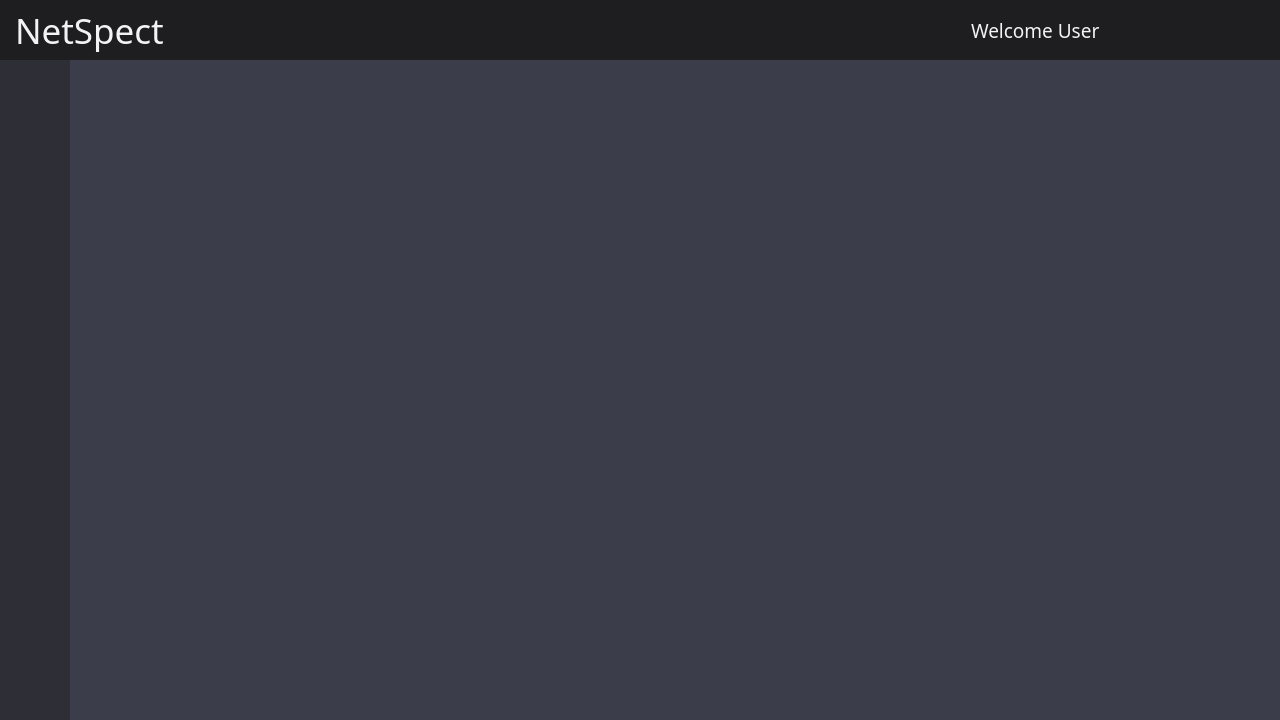
Qt form src/interface/NetSpect.ui (Shayhha/NetSpect) before a commit.
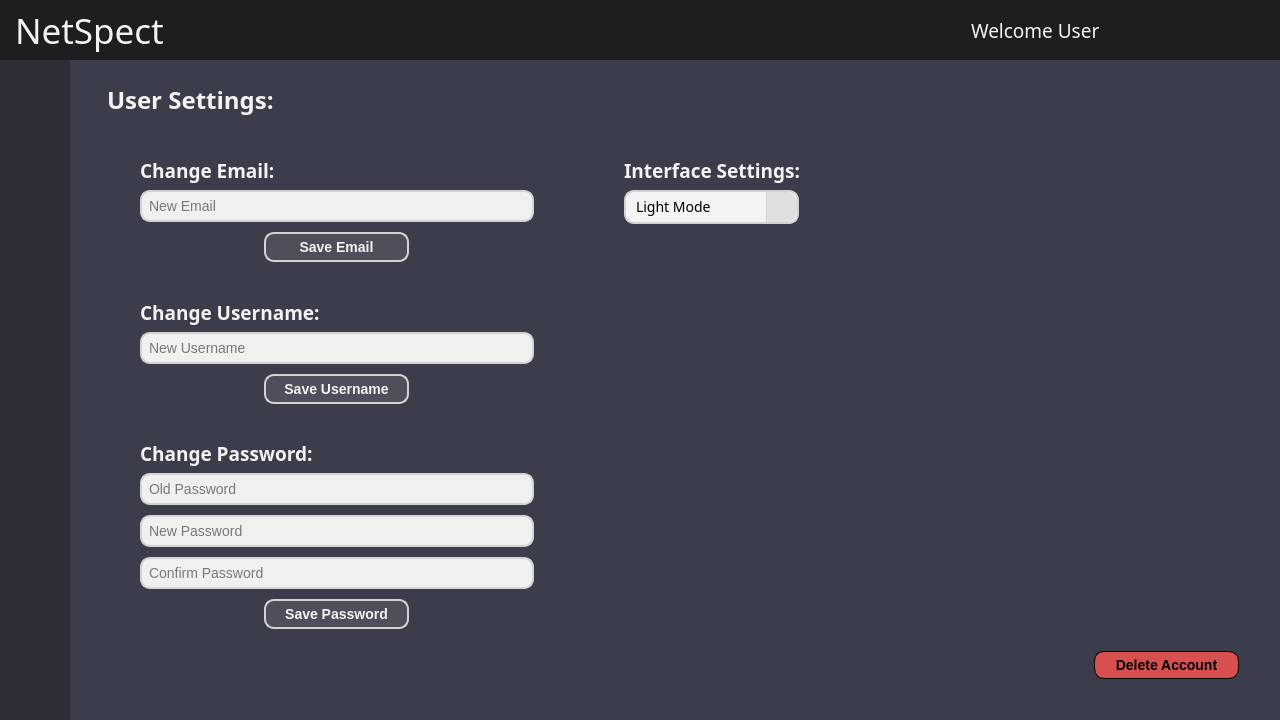
The same form after that commit. The open tabs and pages were chosen to show the change. Icons and pictures are not drawn.

Commit message: Adding design for the settings window, added two more images for drop down menues

```diff
--- a/src/interface/NetSpect.ui
+++ b/src/interface/NetSpect.ui
@@ -901,7 +901,662 @@
     </widget>
     <widget class="QWidget" name="reportPage"/>
     <widget class="QWidget" name="infoPage"/>
-    <widget class="QWidget" name="settingsPage"/>
+    <widget class="QWidget" name="settingsPage">
+     <widget class="QFrame" name="settingsHorizontalFrame">
+      <property name="geometry">
+       <rect>
+        <x>0</x>
+        <y>0</y>
+        <width>1209</width>
+        <height>659</height>
+       </rect>
+      </property>
+      <layout class="QHBoxLayout" name="horizontalLayout_6">
+       <property name="spacing">
+        <number>20</number>
+       </property>
+       <property name="leftMargin">
+        <number>20</number>
+       </property>
+       <property name="topMargin">
+        <number>20</number>
+       </property>
+       <property name="rightMargin">
+        <number>20</number>
+       </property>
+       <property name="bottomMargin">
+        <number>20</number>
+       </property>
+       <item>
+        <widget class="QFrame" name="settingsLeftVerticalFrame">
+         <layout class="QVBoxLayout" name="verticalLayout_8">
+          <property name="spacing">
+           <number>20</number>
+          </property>
+          <property name="leftMargin">
+           <number>0</number>
+          </property>
+          <property name="topMargin">
+           <number>0</number>
+          </property>
+          <property name="rightMargin">
+           <number>0</number>
+          </property>
+          <property name="bottomMargin">
+           <number>0</number>
+          </property>
+          <item>
+           <widget class="QLabel" name="userSettingsLabel">
+            <property name="minimumSize">
+             <size>
+              <width>185</width>
+              <height>40</height>
+             </size>
+            </property>
+            <property name="font">
+             <font>
+              <family>Cairo</family>
+              <pointsize>18</pointsize>
+              <weight>75</weight>
+              <bold>true</bold>
+             </font>
+            </property>
+            <property name="cursor">
+             <cursorShape>ArrowCursor</cursorShape>
+            </property>
+            <property name="styleSheet">
+             <string notr="true">#userSettingsLabel {
+padding-left: 10px;
+color: #f3f3f3;
+}</string>
+            </property>
+            <property name="text">
+             <string>User Settings:</string>
+            </property>
+           </widget>
+          </item>
+          <item>
+           <widget class="QFrame" name="horizontalFrame">
+            <layout class="QHBoxLayout" name="horizontalLayout_7">
+             <property name="spacing">
+              <number>20</number>
+             </property>
+             <property name="leftMargin">
+              <number>0</number>
+             </property>
+             <property name="topMargin">
+              <number>0</number>
+             </property>
+             <property name="rightMargin">
+              <number>0</number>
+             </property>
+             <property name="bottomMargin">
+              <number>0</number>
+             </property>
+             <item>
+              <widget class="QFrame" name="settingsChangeVerticalFrame">
+               <property name="styleSheet">
+                <string notr="true"/>
+               </property>
+               <layout class="QVBoxLayout" name="verticalLayout_7">
+                <property name="spacing">
+                 <number>0</number>
+                </property>
+                <property name="leftMargin">
+                 <number>50</number>
+                </property>
+                <property name="topMargin">
+                 <number>10</number>
+                </property>
+                <property name="rightMargin">
+                 <number>50</number>
+                </property>
+                <property name="bottomMargin">
+                 <number>40</number>
+                </property>
+                <item>
+                 <widget class="QLabel" name="changeEmailLabel">
+                  <property name="minimumSize">
+                   <size>
+                    <width>0</width>
+                    <height>40</height>
+                   </size>
+                  </property>
+                  <property name="font">
+                   <font>
+                    <family>Cairo</family>
+                    <pointsize>14</pointsize>
+                    <weight>75</weight>
+                    <bold>true</bold>
+                   </font>
+                  </property>
+                  <property name="styleSheet">
+                   <string notr="true">#changeEmailLabel {
+color: #f3f3f3
+}</string>
+                  </property>
+                  <property name="text">
+                   <string>Change Email:</string>
+                  </property>
+                 </widget>
+                </item>
+                <item>
+                 <widget class="QLineEdit" name="emailLineEdit">
+                  <property name="styleSheet">
+                   <string notr="true">#emailLineEdit {
+    background-color: #f0f0f0; 
+    border: 2px solid lightgray;  
+    border-radius: 10px;         
+    padding: 5px;              
+    font-size: 14px;            
+    color: black;             
+	margin-bottom: 10px;
+}</string>
+                  </property>
+                  <property name="text">
+                   <string/>
+                  </property>
+                  <property name="placeholderText">
+                   <string>New Email</string>
+                  </property>
+                 </widget>
+                </item>
+                <item>
+                 <layout class="QHBoxLayout" name="emailButonHorizontalLayout">
+                  <item>
+                   <widget class="QPushButton" name="emailPushButton">
+                    <property name="maximumSize">
+                     <size>
+                      <width>145</width>
+                      <height>16777215</height>
+                     </size>
+                    </property>
+                    <property name="cursor">
+                     <cursorShape>PointingHandCursor</cursorShape>
+                    </property>
+                    <property name="styleSheet">
+                     <string notr="true">#emailPushButton  {
+    background-color: #4E4F5A; 
+    border: 2px solid lightgray;  
+    border-radius: 10px;         
+    padding: 5px;              
+    font-size: 14px; 
+	font-weight: bold;          
+    color: #f3f3f3;       
+}</string>
+                    </property>
+                    <property name="text">
+                     <string>Save Email</string>
+                    </property>
+                   </widget>
+                  </item>
+                 </layout>
+                </item>
+                <item>
+                 <spacer name="verticalSpacer_4">
+                  <property name="orientation">
+                   <enum>Qt::Vertical</enum>
+                  </property>
+                  <property name="sizeHint" stdset="0">
+                   <size>
+                    <width>20</width>
+                    <height>40</height>
+                   </size>
+                  </property>
+                 </spacer>
+                </item>
+                <item>
+                 <widget class="QLabel" name="changeUsernameLabel">
+                  <property name="minimumSize">
+                   <size>
+                    <width>0</width>
+                    <height>40</height>
+                   </size>
+                  </property>
+                  <property name="font">
+                   <font>
+                    <family>Cairo</family>
+                    <pointsize>14</pointsize>
+                    <weight>75</weight>
+                    <bold>true</bold>
+                   </font>
+                  </property>
+                  <property name="styleSheet">
+                   <string notr="true">#changeUsernameLabel {
+color: #f3f3f3
+}</string>
+                  </property>
+                  <property name="text">
+                   <string>Change Username:</string>
+                  </property>
+                 </widget>
+                </item>
+                <item>
+                 <widget class="QLineEdit" name="usernameLineEdit">
+                  <property name="styleSheet">
+                   <string notr="true">#usernameLineEdit {
+    background-color: #f0f0f0; 
+    border: 2px solid lightgray;  
+    border-radius: 10px;         
+    padding: 5px;              
+    font-size: 14px;            
+    color: black;             
+	margin-bottom: 10px;
+}</string>
+                  </property>
+                  <property name="text">
+                   <string/>
+                  </property>
+                  <property name="placeholderText">
+                   <string>New Username</string>
+                  </property>
+                 </widget>
+                </item>
+                <item>
+                 <layout class="QHBoxLayout" name="usernameButtonHorizontalLayout">
+                  <item>
+                   <widget class="QPushButton" name="usernamePushButton">
+                    <property name="maximumSize">
+                     <size>
+                      <width>145</width>
+                      <height>16777215</height>
+                     </size>
+                    </property>
+                    <property name="cursor">
+                     <cursorShape>PointingHandCursor</cursorShape>
+                    </property>
+                    <property name="styleSheet">
+                     <string notr="true">#usernamePushButton  {
+    background-color: #4E4F5A; 
+    border: 2px solid lightgray;  
+    border-radius: 10px;         
+    padding: 5px;              
+    font-size: 14px; 
+	font-weight: bold;          
+    color: #f3f3f3;       
+}</string>
+                    </property>
+                    <property name="text">
+                     <string>Save Username</string>
+                    </property>
+                   </widget>
+                  </item>
+                 </layout>
+                </item>
+                <item>
+                 <spacer name="verticalSpacer_5">
+                  <property name="orientation">
+                   <enum>Qt::Vertical</enum>
+                  </property>
+                  <property name="sizeHint" stdset="0">
+                   <size>
+                    <width>20</width>
+                    <height>40</height>
+                   </size>
+                  </property>
+                 </spacer>
+                </item>
+                <item>
+                 <widget class="QLabel" name="changePasswordLabel">
+                  <property name="minimumSize">
+                   <size>
+                    <width>0</width>
+                    <height>40</height>
+                   </size>
+                  </property>
+                  <property name="font">
+                   <font>
+                    <family>Cairo</family>
+                    <pointsize>14</pointsize>
+                    <weight>75</weight>
+                    <bold>true</bold>
+                   </font>
+                  </property>
+                  <property name="styleSheet">
+                   <string notr="true">#changePasswordLabel {
+color: #f3f3f3
+}</string>
+                  </property>
+                  <property name="text">
+                   <string>Change Password:</string>
+                  </property>
+                 </widget>
+                </item>
+                <item>
+                 <widget class="QLineEdit" name="oldPasswordLineEdit">
+                  <property name="styleSheet">
+                   <string notr="true">#oldPasswordLineEdit {
+    background-color: #f0f0f0; 
+    border: 2px solid lightgray;  
+    border-radius: 10px;         
+    padding: 5px;              
+    font-size: 14px;            
+    color: black;             
+	margin-bottom: 10px;
+}</string>
+                  </property>
+                  <property name="text">
+                   <string/>
+                  </property>
+                  <property name="placeholderText">
+                   <string>Old Password</string>
+                  </property>
+                 </widget>
+                </item>
+                <item>
+                 <widget class="QLineEdit" name="newPasswordLineEdit">
+                  <property name="styleSheet">
+                   <string notr="true">#newPasswordLineEdit {
+    background-color: #f0f0f0; 
+    border: 2px solid lightgray;  
+    border-radius: 10px;         
+    padding: 5px;              
+    font-size: 14px;            
+    color: black;             
+	margin-bottom: 10px;
+}</string>
+                  </property>
+                  <property name="text">
+                   <string/>
+                  </property>
+                  <property name="placeholderText">
+                   <string>New Password</string>
+                  </property>
+                 </widget>
+                </item>
+                <item>
+                 <widget class="QLineEdit" name="confirmPasswordLineEdit">
+                  <property name="styleSheet">
+                   <string notr="true">#confirmPasswordLineEdit {
+    background-color: #f0f0f0; 
+    border: 2px solid lightgray;  
+    border-radius: 10px;         
+    padding: 5px;              
+    font-size: 14px;            
+    color: black;             
+	margin-bottom: 10px;
+}</string>
+                  </property>
+                  <property name="text">
+                   <string/>
+                  </property>
+                  <property name="placeholderText">
+                   <string>Confirm Password</string>
+                  </property>
+                 </widget>
+                </item>
+                <item>
+                 <layout class="QHBoxLayout" name="passwordButtonHorizontalLayout">
+                  <item>
+                   <widget class="QPushButton" name="passwordPushButton">
+                    <property name="maximumSize">
+                     <size>
+                      <width>145</width>
+                      <height>16777215</height>
+                     </size>
+                    </property>
+                    <property name="cursor">
+                     <cursorShape>PointingHandCursor</cursorShape>
+                    </property>
+                    <property name="styleSheet">
+                     <string notr="true">#passwordPushButton  {
+    background-color: #4E4F5A; 
+    border: 2px solid lightgray;  
+    border-radius: 10px;         
+    padding: 5px;              
+    font-size: 14px; 
+	font-weight: bold;          
+    color: #f3f3f3;       
+}</string>
+                    </property>
+                    <property name="text">
+                     <string>Save Password</string>
+                    </property>
+                   </widget>
+                  </item>
+                 </layout>
+                </item>
+                <item>
+                 <spacer name="verticalSpacer_6">
+                  <property name="orientation">
+                   <enum>Qt::Vertical</enum>
+                  </property>
+                  <property name="sizeHint" stdset="0">
+                   <size>
+                    <width>20</width>
+                    <height>40</height>
+                   </size>
+                  </property>
+                 </spacer>
+                </item>
+               </layout>
+              </widget>
+             </item>
+             <item>
+              <widget class="QFrame" name="settingsIntefaceVerticalFrame">
+               <property name="minimumSize">
+                <size>
+                 <width>450</width>
+                 <height>0</height>
+                </size>
+               </property>
+               <layout class="QVBoxLayout" name="verticalLayout_9">
+                <property name="spacing">
+                 <number>0</number>
+                </property>
+                <property name="leftMargin">
+                 <number>20</number>
+                </property>
+                <property name="topMargin">
+                 <number>10</number>
+                </property>
+                <property name="rightMargin">
+                 <number>20</number>
+                </property>
+                <property name="bottomMargin">
+                 <number>20</number>
+                </property>
+                <item>
+                 <widget class="QLabel" name="interfaceSettingsLabel">
+                  <property name="minimumSize">
+                   <size>
+                    <width>185</width>
+                    <height>40</height>
+                   </size>
+                  </property>
+                  <property name="font">
+                   <font>
+                    <family>Cairo</family>
+                    <pointsize>14</pointsize>
+                    <weight>75</weight>
+                    <bold>true</bold>
+                   </font>
+                  </property>
+                  <property name="styleSheet">
+                   <string notr="true">#interfaceSettingsLabel {
+color: #f3f3f3
+}</string>
+                  </property>
+                  <property name="text">
+                   <string>Interface Settings:</string>
+                  </property>
+                 </widget>
+                </item>
+                <item>
+                 <widget class="QComboBox" name="colorModeComboBox">
+                  <property name="minimumSize">
+                   <size>
+                    <width>175</width>
+                    <height>32</height>
+                   </size>
+                  </property>
+                  <property name="maximumSize">
+                   <size>
+                    <width>175</width>
+                    <height>16777215</height>
+                   </size>
+                  </property>
+                  <property name="font">
+                   <font>
+                    <family>Cairo</family>
+                    <pointsize>-1</pointsize>
+                   </font>
+                  </property>
+                  <property name="cursor">
+                   <cursorShape>PointingHandCursor</cursorShape>
+                  </property>
+                  <property name="styleSheet">
+                   <string notr="true">#colorModeComboBox {
+    background-color: #f3f3f3;
+    color: black;
+    border: 2px solid lightgray; /* Fixed typo */
+    border-radius: 10px;
+    padding-left: 10px;
+    font-size: 14px;
+    height: 30px;
+}
+
+/* Style the drop-down button */
+#colorModeComboBox::drop-down {
+    border-left: 1px solid lightgray;
+    background-color: #e0e0e0;
+    border-top-right-radius: 10px;
+    border-bottom-right-radius: 10px;
+    width: 30px;
+}
+
+/* Change appearance when hovering over the button */
+#colorModeComboBox::drop-down:hover {
+    background-color: #d0d0d0;
+}
+
+/* Style the drop-down arrow */
+#colorModeComboBox::down-arrow {
+    image: url(&quot;C:/Projects/NetSpect/src/interface/Icons/ChevronDownDark.png&quot;);
+    width: 15px;
+    height: 15px;
+}
+
+/* Dropdown (popup) styles */
+#colorModeComboBox QAbstractItemView {
+    background-color: #f3f3f3;
+    border: 1px solid lightgray;
+    selection-background-color: lightgray;
+    selection-color: black;
+    padding: 5px;
+}
+</string>
+                  </property>
+                  <item>
+                   <property name="text">
+                    <string>Light Mode</string>
+                   </property>
+                  </item>
+                  <item>
+                   <property name="text">
+                    <string>Dark Mode</string>
+                   </property>
+                  </item>
+                 </widget>
+                </item>
+                <item>
+                 <spacer name="verticalSpacer_7">
+                  <property name="orientation">
+                   <enum>Qt::Vertical</enum>
+                  </property>
+                  <property name="sizeHint" stdset="0">
+                   <size>
+                    <width>20</width>
+                    <height>40</height>
+                   </size>
+                  </property>
+                 </spacer>
+                </item>
+               </layout>
+              </widget>
+             </item>
+            </layout>
+           </widget>
+          </item>
+         </layout>
+        </widget>
+       </item>
+       <item>
+        <widget class="QFrame" name="settingsRighterticalFrame">
+         <property name="minimumSize">
+          <size>
+           <width>150</width>
+           <height>0</height>
+          </size>
+         </property>
+         <layout class="QVBoxLayout" name="verticalLayout_10">
+          <property name="spacing">
+           <number>20</number>
+          </property>
+          <property name="leftMargin">
+           <number>20</number>
+          </property>
+          <property name="topMargin">
+           <number>20</number>
+          </property>
+          <property name="rightMargin">
+           <number>20</number>
+          </property>
+          <property name="bottomMargin">
+           <number>20</number>
+          </property>
+          <item>
+           <spacer name="verticalSpacer_8">
+            <property name="orientation">
+             <enum>Qt::Vertical</enum>
+            </property>
+            <property name="sizeHint" stdset="0">
+             <size>
+              <width>20</width>
+              <height>40</height>
+             </size>
+            </property>
+           </spacer>
+          </item>
+          <item>
+           <widget class="QPushButton" name="deleteAccoutPushButton">
+            <property name="minimumSize">
+             <size>
+              <width>145</width>
+              <height>0</height>
+             </size>
+            </property>
+            <property name="maximumSize">
+             <size>
+              <width>145</width>
+              <height>16777215</height>
+             </size>
+            </property>
+            <property name="cursor">
+             <cursorShape>PointingHandCursor</cursorShape>
+            </property>
+            <property name="styleSheet">
+             <string notr="true">#deleteAccoutPushButton  {
+    background-color: #D84F4F; 
+    border: 1px solid black;  
+    border-radius: 10px;         
+    padding: 5px;              
+    font-size: 14px; 
+	font-weight: bold;          
+    color: black;       
+}</string>
+            </property>
+            <property name="text">
+             <string>Delete Account</string>
+            </property>
+           </widget>
+          </item>
+         </layout>
+        </widget>
+       </item>
+      </layout>
+     </widget>
+    </widget>
    </widget>
    <widget class="QFrame" name="topFrame">
     <property name="geometry">
```
Left out of the diff: 2 changed lines with no effect on the pictures. The commit also changes 2 other files.
